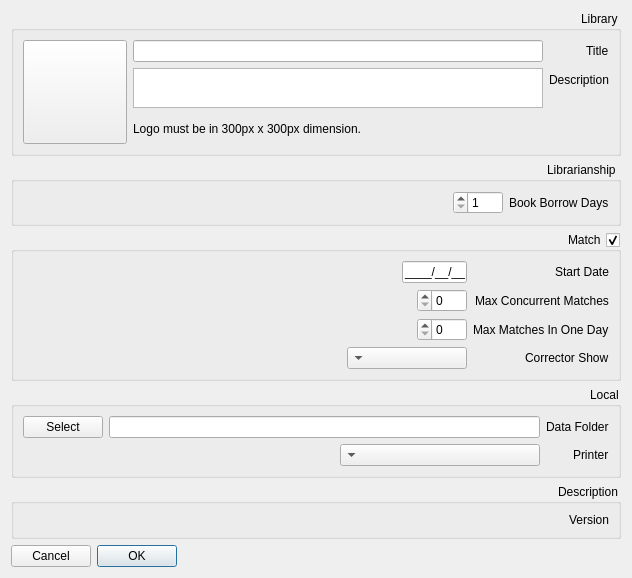
Old version of the form optionsform.ui in the repository nournia/ketabkhaane.
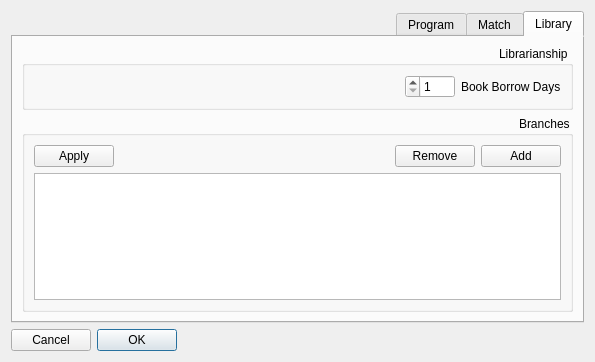
New version of the form. Icons and pictures are not drawn.

```diff
--- a/optionsform.ui
+++ b/optionsform.ui
@@ -6,8 +6,8 @@
    <rect>
     <x>0</x>
     <y>0</y>
-    <width>632</width>
-    <height>535</height>
+    <width>595</width>
+    <height>355</height>
    </rect>
   </property>
   <property name="layoutDirection">
@@ -15,98 +15,24 @@
   </property>
   <layout class="QVBoxLayout" name="verticalLayout">
    <item>
-    <widget class="QGroupBox" name="groupBox">
-     <property name="title">
+    <widget class="QTabWidget" name="tabWidget">
+     <property name="currentIndex">
+      <number>0</number>
+     </property>
+     <widget class="QWidget" name="tab">
+      <attribute name="title">
       <string>Library</string>
-     </property>
-     <layout class="QHBoxLayout" name="horizontalLayout_2">
-      <item>
-       <layout class="QFormLayout" name="formLayout_5">
-        <property name="fieldGrowthPolicy">
-         <enum>QFormLayout::AllNonFixedFieldsGrow</enum>
-        </property>
-        <property name="labelAlignment">
-         <set>Qt::AlignLeading|Qt::AlignLeft|Qt::AlignVCenter</set>
-        </property>
-        <item row="2" column="1">
-         <widget class="QLabel" name="label_9">
-          <property name="text">
-           <string>Logo must be in 300px x 300px dimension.</string>
-          </property>
-          <property name="textFormat">
-           <enum>Qt::RichText</enum>
-          </property>
-         </widget>
-        </item>
-        <item row="0" column="1">
-         <widget class="QLineEdit" name="eLibraryTitle"/>
-        </item>
-        <item row="0" column="0">
-         <widget class="QLabel" name="label_8">
-          <property name="text">
-           <string>Title</string>
-          </property>
-         </widget>
-        </item>
-        <item row="1" column="0">
-         <widget class="QLabel" name="label_10">
-          <property name="text">
-           <string>Description</string>
-          </property>
-         </widget>
-        </item>
-        <item row="1" column="1">
-         <widget class="QTextEdit" name="eLibraryDescription">
-          <property name="maximumSize">
-           <size>
-            <width>16777215</width>
-            <height>40</height>
-           </size>
-          </property>
-          <property name="tabChangesFocus">
-           <bool>true</bool>
-          </property>
-         </widget>
-        </item>
-       </layout>
-      </item>
-      <item>
-       <widget class="QPushButton" name="bLibraryLogo">
-        <property name="minimumSize">
-         <size>
-          <width>104</width>
-          <height>104</height>
-         </size>
-        </property>
-        <property name="maximumSize">
-         <size>
-          <width>104</width>
-          <height>104</height>
-         </size>
-        </property>
-        <property name="toolTip">
-         <string>Logo</string>
-        </property>
-        <property name="text">
-         <string/>
-        </property>
-        <property name="iconSize">
-         <size>
-          <width>100</width>
-          <height>100</height>
-         </size>
-        </property>
-       </widget>
-      </item>
-     </layout>
-    </widget>
-   </item>
+      </attribute>
+      <layout class="QVBoxLayout" name="verticalLayout_2">
    <item>
     <widget class="QGroupBox" name="gLibrary">
      <property name="title">
       <string>Librarianship</string>
      </property>
      <layout class="QFormLayout" name="formLayout_4">
+          <property name="fieldGrowthPolicy">
+           <enum>QFormLayout::AllNonFixedFieldsGrow</enum>
+          </property>
       <item row="0" column="0">
        <widget class="QLabel" name="label">
         <property name="text">
@@ -134,6 +60,105 @@
     </widget>
    </item>
    <item>
+        <widget class="QGroupBox" name="groupBox_3">
+         <property name="title">
+          <string>Branches</string>
+         </property>
+         <layout class="QVBoxLayout" name="verticalLayout_5">
+          <item>
+           <widget class="QWidget" name="widget_3" native="true">
+            <property name="sizePolicy">
+             <sizepolicy hsizetype="Preferred" vsizetype="Maximum">
+              <horstretch>0</horstretch>
+              <verstretch>0</verstretch>
+             </sizepolicy>
+            </property>
+            <layout class="QHBoxLayout" name="horizontalLayout_3">
+             <property name="leftMargin">
+              <number>0</number>
+             </property>
+             <property name="topMargin">
+              <number>0</number>
+             </property>
+             <property name="rightMargin">
+              <number>0</number>
+             </property>
+             <property name="bottomMargin">
+              <number>0</number>
+             </property>
+             <item>
+              <widget class="QPushButton" name="bAddBranch">
+               <property name="text">
+                <string>Add</string>
+               </property>
+               <property name="icon">
+                <iconset resource="resources.qrc">
+                 <normaloff>:/images/plus.png</normaloff>:/images/plus.png</iconset>
+               </property>
+              </widget>
+             </item>
+             <item>
+              <widget class="QPushButton" name="bRemove">
+               <property name="text">
+                <string>Remove</string>
+               </property>
+               <property name="icon">
+                <iconset resource="resources.qrc">
+                 <normaloff>:/images/minus.png</normaloff>:/images/minus.png</iconset>
+               </property>
+              </widget>
+             </item>
+             <item>
+              <spacer name="horizontalSpacer">
+               <property name="orientation">
+                <enum>Qt::Horizontal</enum>
+               </property>
+               <property name="sizeHint" stdset="0">
+                <size>
+                 <width>324</width>
+                 <height>20</height>
+                </size>
+               </property>
+              </spacer>
+             </item>
+             <item>
+              <widget class="QPushButton" name="bApplyBranching">
+               <property name="text">
+                <string>Apply</string>
+               </property>
+               <property name="icon">
+                <iconset resource="resources.qrc">
+                 <normaloff>:/images/ok.png</normaloff>:/images/ok.png</iconset>
+               </property>
+              </widget>
+             </item>
+            </layout>
+           </widget>
+          </item>
+          <item>
+           <widget class="QTreeView" name="tBranches">
+            <property name="animated">
+             <bool>true</bool>
+            </property>
+            <attribute name="headerDefaultSectionSize">
+             <number>70</number>
+            </attribute>
+            <attribute name="headerStretchLastSection">
+             <bool>false</bool>
+            </attribute>
+           </widget>
+          </item>
+         </layout>
+        </widget>
+       </item>
+      </layout>
+     </widget>
+     <widget class="QWidget" name="tab_2">
+      <attribute name="title">
+       <string>Match</string>
+      </attribute>
+      <layout class="QVBoxLayout" name="verticalLayout_3">
+       <item>
     <widget class="QGroupBox" name="gMatch">
      <property name="title">
       <string>Match</string>
@@ -228,18 +253,114 @@
      </layout>
     </widget>
    </item>
+      </layout>
+     </widget>
+     <widget class="QWidget" name="tab_3">
+      <attribute name="title">
+       <string>Program</string>
+      </attribute>
+      <layout class="QVBoxLayout" name="verticalLayout_4">
    <item>
-    <widget class="QGroupBox" name="gLocal">
+        <widget class="QGroupBox" name="groupBox">
+         <property name="sizePolicy">
+          <sizepolicy hsizetype="Preferred" vsizetype="Maximum">
+           <horstretch>0</horstretch>
+           <verstretch>0</verstretch>
+          </sizepolicy>
+         </property>
      <property name="title">
-      <string>Local</string>
-     </property>
-     <layout class="QFormLayout" name="formLayout_2">
-      <property name="fieldGrowthPolicy">
-       <enum>QFormLayout::AllNonFixedFieldsGrow</enum>
-      </property>
-      <property name="labelAlignment">
-       <set>Qt::AlignLeading|Qt::AlignLeft|Qt::AlignVCenter</set>
-      </property>
+          <string>Portfolio</string>
+         </property>
+         <layout class="QHBoxLayout" name="horizontalLayout_2">
+          <item>
+           <widget class="QWidget" name="widget_2" native="true">
+            <layout class="QFormLayout" name="formLayout_3">
+             <property name="leftMargin">
+              <number>0</number>
+             </property>
+             <property name="rightMargin">
+              <number>0</number>
+             </property>
+             <item row="0" column="0">
+              <widget class="QLabel" name="label_8">
+               <property name="text">
+                <string>Title</string>
+               </property>
+              </widget>
+             </item>
+             <item row="0" column="1">
+              <widget class="QLineEdit" name="eLibraryTitle"/>
+             </item>
+             <item row="1" column="0">
+              <widget class="QLabel" name="label_10">
+               <property name="text">
+                <string>Description</string>
+               </property>
+              </widget>
+             </item>
+             <item row="1" column="1">
+              <widget class="QTextEdit" name="eLibraryDescription">
+               <property name="maximumSize">
+                <size>
+                 <width>16777215</width>
+                 <height>40</height>
+                </size>
+               </property>
+               <property name="tabChangesFocus">
+                <bool>true</bool>
+               </property>
+              </widget>
+             </item>
+             <item row="2" column="1">
+              <widget class="QLabel" name="label_9">
+               <property name="text">
+                <string>Logo must be in 300px x 300px dimension.</string>
+               </property>
+               <property name="textFormat">
+                <enum>Qt::RichText</enum>
+               </property>
+              </widget>
+             </item>
+            </layout>
+           </widget>
+          </item>
+          <item>
+           <widget class="QPushButton" name="bLibraryLogo">
+            <property name="minimumSize">
+             <size>
+              <width>104</width>
+              <height>104</height>
+             </size>
+            </property>
+            <property name="maximumSize">
+             <size>
+              <width>104</width>
+              <height>104</height>
+             </size>
+            </property>
+            <property name="toolTip">
+             <string>Logo</string>
+            </property>
+            <property name="text">
+             <string/>
+            </property>
+            <property name="iconSize">
+             <size>
+              <width>100</width>
+              <height>100</height>
+             </size>
+            </property>
+           </widget>
+          </item>
+         </layout>
+        </widget>
+       </item>
+       <item>
+        <widget class="QGroupBox" name="groupBox_2">
+         <property name="title">
+          <string>Settings</string>
+         </property>
+         <layout class="QFormLayout" name="formLayout_5">
       <item row="0" column="0">
        <widget class="QLabel" name="label_3">
         <property name="text">
@@ -249,6 +370,18 @@
       </item>
       <item row="0" column="1">
        <layout class="QHBoxLayout" name="horizontalLayout">
+             <property name="leftMargin">
+              <number>0</number>
+             </property>
+             <property name="topMargin">
+              <number>0</number>
+             </property>
+             <property name="rightMargin">
+              <number>0</number>
+             </property>
+             <property name="bottomMargin">
+              <number>0</number>
+             </property>
         <item>
          <widget class="QLineEdit" name="eDataFolder"/>
         </item>
@@ -282,29 +415,17 @@
         </property>
        </widget>
       </item>
-     </layout>
-    </widget>
-   </item>
-   <item>
-    <widget class="QGroupBox" name="gDescription">
-     <property name="title">
-      <string>Description</string>
-     </property>
-     <layout class="QFormLayout" name="formLayout_3">
-      <property name="labelAlignment">
-       <set>Qt::AlignLeading|Qt::AlignLeft|Qt::AlignVCenter</set>
-      </property>
-      <item row="0" column="0">
+          <item row="2" column="0">
        <widget class="QLabel" name="label_7">
         <property name="text">
          <string>Version</string>
         </property>
        </widget>
       </item>
-      <item row="0" column="1">
+          <item row="2" column="1">
        <widget class="QLabel" name="lVersion">
         <property name="text">
-         <string/>
+             <string>1</string>
         </property>
         <property name="alignment">
          <set>Qt::AlignRight|Qt::AlignTrailing|Qt::AlignVCenter</set>
@@ -314,18 +435,9 @@
      </layout>
     </widget>
    </item>
-   <item>
-    <spacer name="verticalSpacer">
-     <property name="orientation">
-      <enum>Qt::Vertical</enum>
-     </property>
-     <property name="sizeHint" stdset="0">
-      <size>
-       <width>20</width>
-       <height>40</height>
-      </size>
-     </property>
-    </spacer>
+      </layout>
+     </widget>
+    </widget>
    </item>
    <item>
     <widget class="QDialogButtonBox" name="buttonBox">
```
Left out of the diff: 10 changed lines with no effect on the pictures. Lines whose indentation alone changed are shown as unchanged.
